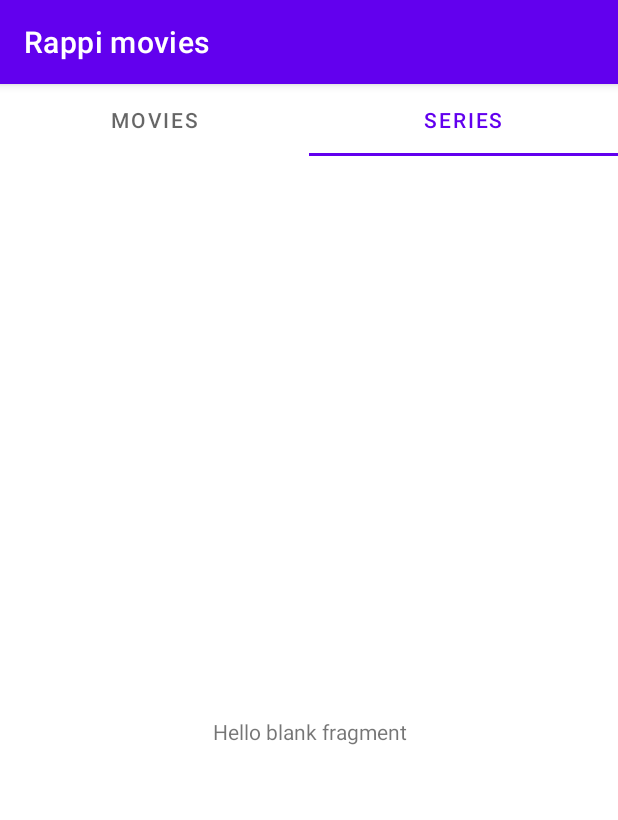
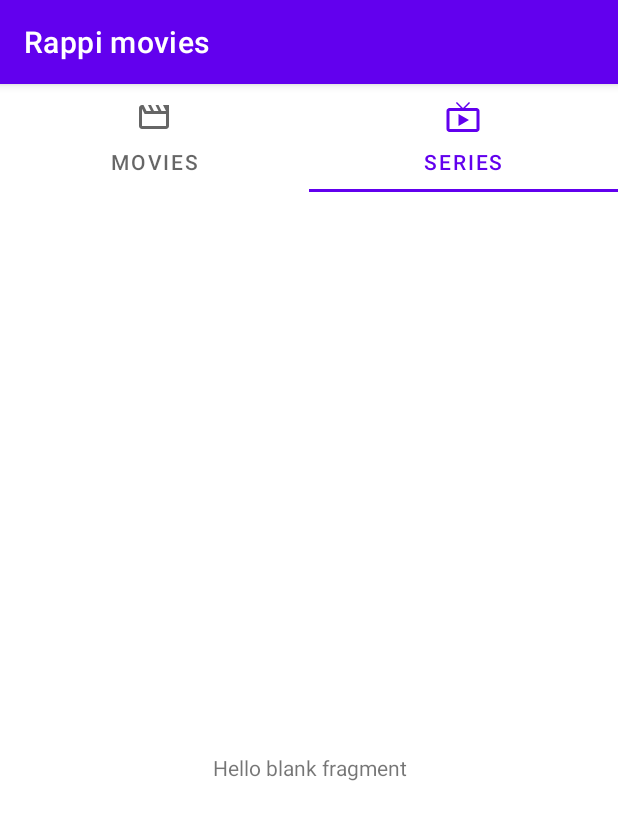
Before and after one commit to jan951002/rmovies, an Android app: the screen it shows after launch (MainActivity), tab 2 chosen, on a phone screen of 412 x 824 dp. Shown: the top 820 px of the screen. Run offline under Robolectric (Android 15) with nearby library versions, the phone set to English and light mode, and no system bars; our stand-ins replace Dagger/Hilt's generated code, Room's generated code, data binding; libraries missing offline, so code that uses them is left out: com.jakewharton.retrofit2; 4 statements that could not run were skipped.

Commit message:
Tabbar icons have been added

```diff
--- a/app/src/main/java/com/jan/rappimovies/app/ui/catalog/CatalogFragment.kt
+++ b/app/src/main/java/com/jan/rappimovies/app/ui/catalog/CatalogFragment.kt
@@ -2,7 +2,7 @@ package com.jan.rappimovies.app.ui.catalog
 
 import android.os.Bundle
 import android.view.View
-import androidx.fragment.app.Fragment
+import androidx.core.content.ContextCompat
 import com.google.android.material.tabs.TabLayoutMediator
 import com.jan.rappimovies.app.R
 import com.jan.rappimovies.app.databinding.FragmentCatalogBinding
@@ -12,12 +12,19 @@ import com.jan.rappimovies.baseui.BaseFragment
 
 class CatalogFragment : BaseFragment<FragmentCatalogBinding>(FragmentCatalogBinding::inflate) {
 
-    private val catalogFragments: List<Fragment> by lazy {
+    private val catalogFragments by lazy {
         listOf(MoviesFragment(), SeriesFragment())
     }
 
-    private val catalogTitles: List<String> by lazy {
+    private val catalogTitles by lazy {
         listOf(getString(R.string.lab_movies), getString(R.string.lab_series))
+    }
+
+    private val catalogIcons by lazy {
+        listOf(
+            ContextCompat.getDrawable(requireContext(), R.drawable.ic_movie),
+            ContextCompat.getDrawable(requireContext(), R.drawable.ic_serie)
+        )
     }
 
     override fun onViewCreated(view: View, savedInstanceState: Bundle?) {
@@ -29,6 +36,7 @@ class CatalogFragment : BaseFragment<FragmentCatalogBinding>(FragmentCatalogBind
             CatalogAdapter(childFragmentManager, lifecycle, catalogFragments)
         TabLayoutMediator(binding.catalogTab, binding.catalogPager) { tab, position ->
             tab.text = catalogTitles[position]
+            tab.icon = catalogIcons[position]
         }.attach()
     }
 }
--- /dev/null
+++ b/app/src/main/res/drawable/ic_movie.xml
@@ -0,0 +1,9 @@
+<vector xmlns:android="http://schemas.android.com/apk/res/android"
+    android:width="24dp"
+    android:height="24dp"
+    android:viewportWidth="24"
+    android:viewportHeight="24">
+    <path
+        android:fillColor="#000000"
+        android:pathData="M4,6.47L5.76,10H20v8H4V6.47M22,4h-4l2,4h-3l-2,-4h-2l2,4h-3l-2,-4H8l2,4H7L5,4H4c-1.1,0 -1.99,0.9 -1.99,2L2,18c0,1.1 0.9,2 2,2h16c1.1,0 2,-0.9 2,-2V4z" />
+</vector>
--- /dev/null
+++ b/app/src/main/res/drawable/ic_serie.xml
@@ -0,0 +1,9 @@
+<vector xmlns:android="http://schemas.android.com/apk/res/android"
+    android:width="24dp"
+    android:height="24dp"
+    android:viewportWidth="24"
+    android:viewportHeight="24">
+    <path
+        android:fillColor="#000000"
+        android:pathData="M9,10v8l7,-4zM21,6h-7.58l3.29,-3.29L16,2l-4,4h-0.03l-4,-4 -0.69,0.71L10.56,6L3,6c-1.1,0 -2,0.9 -2,2v12c0,1.1 0.9,2 2,2h18c1.1,0 2,-0.9 2,-2L23,8c0,-1.1 -0.9,-2 -2,-2zM21,20L3,20L3,8h18v12z" />
+</vector>
```
